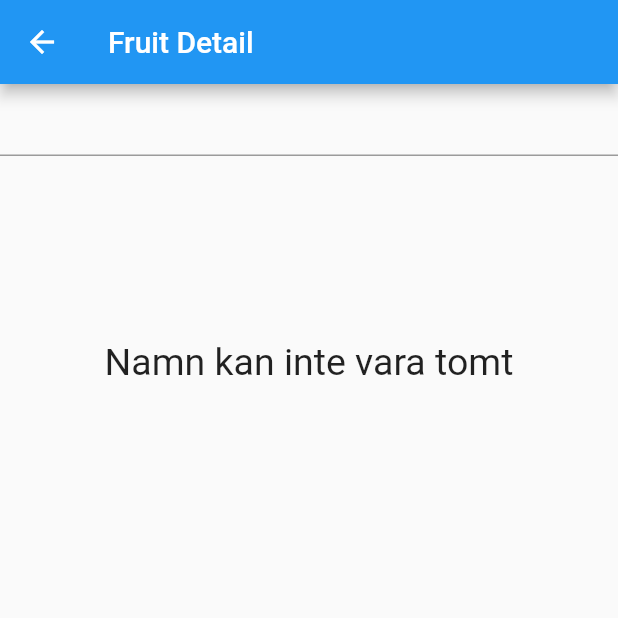
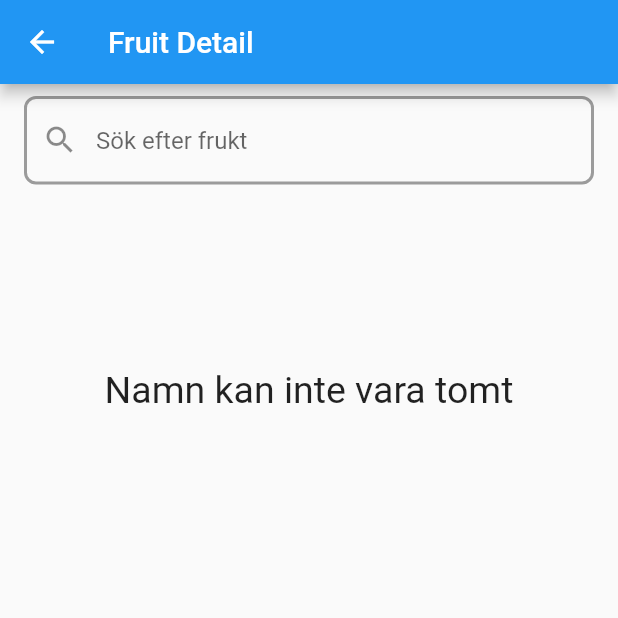
Before and after one commit to Jobe95/flutter_starter_template, a Flutter app: the FruitDetailPage screen opened directly with empty values, on a phone screen of 412 x 824 dp, the top half of it. Run offline on Flutter 3.47's test engine with Material 2 defaults, Android fonts, the phone set to English and light mode, and no system bars; our stand-ins replace connectivity_plus, dartz, equatable, flutter_bloc, get_it, go_router and 1 more.

Commit message:
Added autocomplete search on fruit detail

```diff
--- a/lib/core/constants/app_strings.dart
+++ b/lib/core/constants/app_strings.dart
@@ -0,0 +1 @@
+const String kFruitBaseUrl = 'https://fruityvice.com/api';
--- a/lib/core/usecases/failures.dart
+++ b/lib/core/usecases/failures.dart
@@ -14,5 +14,6 @@ class CacheFailure extends Failure {
 }
 
 class ValidationFailure extends Failure {
-  ValidationFailure({required super.message});
+  final int? code;
+  ValidationFailure({required super.message, this.code});
 }
--- a/lib/features/fruits/domain/usecases/get_fruit_by_name_usecase.dart
+++ b/lib/features/fruits/domain/usecases/get_fruit_by_name_usecase.dart
@@ -11,7 +11,9 @@ class GetFruitByNameUseCase implements UseCase<Fruit, FruitByNameParam> {
   @override
   Future<Either<Failure, Fruit>> call(FruitByNameParam params) async {
     if (params.name.isEmpty) {
-      return Left(ValidationFailure(message: 'Namn kan inte vara tomt'));
+      return Left(
+        ValidationFailure(message: 'Namn kan inte vara tomt', code: 204),
+      );
     }
     return await repository.getByName(params.name);
   }
--- a/lib/features/fruits/presentation/bloc/fruit_detail_bloc.dart
+++ b/lib/features/fruits/presentation/bloc/fruit_detail_bloc.dart
@@ -2,6 +2,7 @@ import 'package:dartz/dartz.dart';
 import 'package:equatable/equatable.dart';
 import 'package:flutter_bloc/flutter_bloc.dart';
 import 'package:jobe_template/features/fruits/domain/usecases/usecases.dart';
+import 'package:rxdart/rxdart.dart';
 
 import '../../../../core/usecases/usecases.dart';
 import '../../domain/entities/fruit.dart';
@@ -9,21 +10,61 @@ import '../../domain/entities/fruit.dart';
 part 'fruit_detail_event.dart';
 part 'fruit_detail_state.dart';
 
+EventTransformer<Event> debounceTransformer<Event>(Duration duration) {
+  return (events, mapper) {
+    return events.debounceTime(duration).switchMap(mapper);
+  };
+}
+
 class FruitDetailBloc extends Bloc<FruitDetailEvent, FruitDetailState> {
   final GetFruitByNameUseCase getFruitByNameUseCase;
+  Fruit? initialFruit;
+
   FruitDetailBloc({required this.getFruitByNameUseCase}) : super(Empty()) {
     on<GetFruitByName>((event, emit) async {
       emit(Loading());
       Either<Failure, Fruit> data =
           await getFruitByNameUseCase(FruitByNameParam(event.name));
+      final state = _eitherLoadedOrErrorState(data);
+      if (state is Loaded) {
+        initialFruit = state.fruit;
+      }
+      emit(state);
+    });
+    on<SearchFruitByName>((event, emit) async {
+      emit(Loading());
+      Either<Failure, Fruit> data =
+          await getFruitByNameUseCase(FruitByNameParam(event.name));
+      final state = _eitherInitialOrLoadedOrErrorState(data);
+      if (state is Loaded) {
+        initialFruit = state.fruit;
+      }
+      emit(state);
+    }, transformer: debounceTransformer(const Duration(milliseconds: 750)));
+  }
 
-      return emit(_eitherLoadedOrErrorState(data));
-    });
-  }
+  FruitDetailState _eitherInitialOrLoadedOrErrorState(
+          Either<Failure, Fruit> data) =>
+      data.fold(
+        (failure) {
+          if (failure is ValidationFailure && initialFruit != null) {
+            return Loaded(fruit: initialFruit!);
+          }
+          return Error(message: failure.message);
+        },
+        (fruit) => Loaded(fruit: fruit),
+      );
 
   FruitDetailState _eitherLoadedOrErrorState(Either<Failure, Fruit> data) =>
       data.fold(
         (failure) => Error(message: failure.message),
         (fruit) => Loaded(fruit: fruit),
       );
+
+  String getHintText() {
+    if (initialFruit != null) {
+      return initialFruit!.name;
+    }
+    return 'Sök efter frukt';
+  }
 }
--- a/lib/features/fruits/presentation/bloc/fruit_detail_event.dart
+++ b/lib/features/fruits/presentation/bloc/fruit_detail_event.dart
@@ -8,10 +8,17 @@ abstract class FruitDetailEvent extends Equatable {
 }
 
 class GetFruitByName extends FruitDetailEvent {
+  const GetFruitByName(this.name);
   final String name;
-
-  const GetFruitByName(this.name);
 
   @override
   List<Object> get props => [name];
 }
+
+class SearchFruitByName extends FruitDetailEvent {
+  const SearchFruitByName(this.name);
+  final String name;
+
+  @override
+  List<Object> get props => [name];
+}
--- a/lib/features/fruits/presentation/pages/fruits_detail_page.dart
+++ b/lib/features/fruits/presentation/pages/fruits_detail_page.dart
@@ -3,6 +3,8 @@ import 'package:flutter_bloc/flutter_bloc.dart';
 import 'package:jobe_template/features/fruits/presentation/bloc/fruit_detail_bloc.dart';
 import 'package:jobe_template/features/fruits/presentation/widgets/widgets.dart';
 import 'package:jobe_template/service_locator.dart';
+
+import '../../../../shared/shared.dart';
 
 class FruitDetailPage extends StatelessWidget {
   const FruitDetailPage({
@@ -18,21 +20,46 @@ class FruitDetailPage extends StatelessWidget {
       appBar: AppBar(
         title: const Text('Fruit Detail'),
       ),
-      body: SingleChildScrollView(
-        child: buildBody(context),
+      body: KeyboardUnfocus(
+        child: SingleChildScrollView(
+          child: buildBody(context),
+        ),
       ),
     );
   }
 
-  BlocProvider<FruitDetailBloc> buildBody(BuildContext context) {
-    return BlocProvider(
-      create: (_) => sl<FruitDetailBloc>()..add(GetFruitByName(slug)),
+  Widget buildBody(BuildContext context) {
+    return MultiBlocProvider(
+      providers: [
+        BlocProvider<FruitDetailBloc>(
+          create: (_) => sl<FruitDetailBloc>()..add(GetFruitByName(slug)),
+        ),
+      ],
       child: Center(
         child: BlocBuilder<FruitDetailBloc, FruitDetailState>(
             builder: (context, state) {
           return Column(
             children: [
-              const TextField(),
+              AutoCompleteSearchTextField(
+                hintText:
+                    BlocProvider.of<FruitDetailBloc>(context).getHintText(),
+                onChanged: (String name) =>
+                    BlocProvider.of<FruitDetailBloc>(context).add(
+                  SearchFruitByName(name),
+                ),
+                items: const [
+                  'Apple',
+                  'Banana',
+                  'Blueberry',
+                  'Cherry',
+                  'Cranberry',
+                  'Dragonfruit',
+                  'Durian',
+                  'Avocado',
+                  'Blackberry',
+                  'Apricot'
+                ],
+              ),
               if (state is Empty)
                 const InfoMessage(message: 'Här vart det tomt'),
               if (state is Loading) const LoadingWidget(),
--- /dev/null
+++ b/lib/features/fruits/presentation/widgets/auto_complete_search_textfield.dart
@@ -0,0 +1,203 @@
+import 'package:flutter/material.dart';
+import 'package:jobe_template/core/constants/app_constants.dart';
+
+class AutoCompleteSearchTextField extends StatefulWidget {
+  const AutoCompleteSearchTextField({
+    super.key,
+    this.controller,
+    this.focusNode,
+    this.hintText = '',
+    this.items = const [],
+    required this.onChanged,
+  });
+
+  final TextEditingController? controller;
+  final FocusNode? focusNode;
+  final String hintText;
+  final Function(String value) onChanged;
+  final List<String> items;
+
+  @override
+  State<AutoCompleteSearchTextField> createState() =>
+      _AutoCompleteSearchTextFieldState();
+}
+
+class _AutoCompleteSearchTextFieldState
+    extends State<AutoCompleteSearchTextField> {
+  late TextEditingController _controller;
+  late FocusNode _focusNode;
+  OverlayEntry? _overlayEntry;
+
+  bool _isFocused = false;
+  List<String> _suggestions = [];
+
+  @override
+  void initState() {
+    super.initState();
+    _controller = widget.controller ?? TextEditingController();
+    _focusNode = widget.focusNode ?? FocusNode();
+  }
+
+  @override
+  void dispose() {
+    _controller.dispose();
+    _focusNode.dispose();
+    _overlayEntry?.dispose();
+    super.dispose();
+  }
+
+  void setIsFocused(bool value) {
+    setState(() {
+      _isFocused = value;
+    });
+  }
+
+  @override
+  Widget build(BuildContext context) {
+    final disabledColor = Theme.of(context).disabledColor;
+    final primary = Theme.of(context).primaryColor;
+    return Padding(
+      padding: const EdgeInsets.symmetric(horizontal: kMediumPadding)
+          .copyWith(top: kSmallPadding),
+      child: Column(
+        children: [
+          Focus(
+            onFocusChange: setIsFocused,
+            focusNode: _focusNode,
+            child: TextField(
+              controller: _controller,
+              decoration: InputDecoration(
+                hintText: widget.hintText,
+                prefixIcon: const Icon(Icons.search),
+                suffixIcon: _focusNode.hasFocus
+                    ? IconButton(
+                        icon: Icon(
+                          Icons.clear,
+                          color: _controller.text.isNotEmpty
+                              ? primary
+                              : disabledColor,
+                        ),
+                        onPressed: () {
+                          if (_controller.text.isEmpty) {
+                            _focusNode.unfocus();
+                            return;
+                          }
+                          setState(() {
+                            _controller.clear();
+                            _suggestions.clear();
+                            hideOverlay();
+                          });
+                          widget.onChanged(_controller.text);
+                        },
+                      )
+                    : null,
+                border: OutlineInputBorder(
+                  borderRadius: BorderRadius.circular(8),
+                  borderSide: BorderSide(
+                    width: 2,
+                    color: _isFocused ? primary : disabledColor,
+                  ),
+                ),
+                enabledBorder: OutlineInputBorder(
+                  borderRadius: BorderRadius.circular(8),
+                  borderSide: BorderSide(
+                    width: 2,
+                    color: disabledColor,
+                  ),
+                ),
+                focusedBorder: OutlineInputBorder(
+                  borderRadius: BorderRadius.circular(8),
+                  borderSide: BorderSide(
+                    width: 2,
+                    color: primary,
+                  ),
+                ),
+              ),
+              onChanged: (value) {
+                setState(() {
+                  _suggestions = widget.items
+                      .where((str) =>
+                          str.toLowerCase().contains(value.toLowerCase()) &&
+                          value.isNotEmpty)
+                      .toList();
+                  if (_isFocused && _suggestions.isNotEmpty) {
+                    _showOverlay();
+                  } else {
+                    hideOverlay();
+                  }
+                });
+                widget.onChanged(value);
+              },
+            ),
+          ),
+        ],
+      ),
+    );
+  }
+
+  void _showOverlay() {
+    RenderBox renderBox = context.findRenderObject() as RenderBox;
+    var size = renderBox.size;
+    var offset = renderBox.localToGlobal(Offset.zero);
+    var height = MediaQuery.of(context).size.height;
+    if (_overlayEntry == null) {
+      _overlayEntry = OverlayEntry(
+        builder: (context) => StatefulBuilder(
+          builder: (context, setState) {
+            return Positioned(
+              left: kMediumPadding,
+              top: offset.dy + size.height + kSmallPadding,
+              width: size.width - (kMediumPadding * 2),
+              child: Container(
+                constraints: BoxConstraints(
+                  maxHeight: height / 3,
+                ),
+                child: Material(
+                  color: Colors.white,
+                  elevation: 4.0,
+                  shape: RoundedRectangleBorder(
+                    borderRadius: BorderRadius.circular(kMediumPadding),
+                  ),
+                  child: ListView.builder(
+                    padding: EdgeInsets.zero,
+                    shrinkWrap: true,
+                    itemBuilder: (context, index) {
+                      final text = _suggestions[index];
+                      return ListTile(
+                        shape: RoundedRectangleBorder(
+                          borderRadius: BorderRadius.circular(kMediumPadding),
+                        ),
+                        title: Text(text),
+                        onTap: () {
+                          setState(() {
+                            _controller.text = text;
+                            widget.onChanged(text);
+                            _focusNode.unfocus();
+                            _suggestions.clear();
+                            hideOverlay();
+                          });
+                        },
+                      );
+                    },
+                    itemCount: _suggestions.length,
+                  ),
+                ),
+              ),
+            );
+          },
+        ),
+      );
+      Overlay.of(context).insert(_overlayEntry!);
+    } else if (!_overlayEntry!.mounted) {
+      Overlay.of(context).insert(_overlayEntry!);
+    } else {
+      _overlayEntry?.markNeedsBuild();
+    }
+  }
+
+  void hideOverlay() {
+    if (_overlayEntry != null && _overlayEntry!.mounted) {
+      _overlayEntry!.remove();
+    }
+  }
+}
--- a/lib/features/fruits/presentation/widgets/widgets.dart
+++ b/lib/features/fruits/presentation/widgets/widgets.dart
@@ -2,3 +2,4 @@ export 'loading_widget.dart';
 export 'info_message.dart';
 export 'fruit_list.dart';
 export 'fruit_info.dart';
+export 'auto_complete_search_textfield.dart';
--- /dev/null
+++ b/lib/shared/keyboard_unfocus.dart
@@ -0,0 +1,24 @@
+import 'package:flutter/material.dart';
+
+class KeyboardUnfocus extends StatelessWidget {
+  const KeyboardUnfocus({
+    super.key,
+    required this.child,
+  });
+
+  final Widget child;
+
+  @override
+  Widget build(BuildContext context) {
+    return GestureDetector(
+      onTap: () {
+        FocusScopeNode currentFocus = FocusScope.of(context);
+
+        if (!currentFocus.hasPrimaryFocus) {
+          currentFocus.unfocus();
+        }
+      },
+      child: child,
+    );
+  }
+}
--- a/lib/shared/shared.dart
+++ b/lib/shared/shared.dart
@@ -1 +1,2 @@
 export 'scaffold_with_bottombar/scaffold_with_bottombar.dart';
+export 'keyboard_unfocus.dart';
--- a/pubspec.yaml
+++ b/pubspec.yaml
@@ -17,6 +17,8 @@ dependencies:
   url_launcher: ^6.1.10
   equatable: ^2.0.5
   http: ^0.13.5
+  stream_transform: ^2.1.0
+  rxdart: ^0.27.7
 
 dev_dependencies:
   flutter_test:
```
Also changed, not shown: lib/features/fruits/data/datasources/fruit_remote_data_source.dart (+4 -3 lines), pubspec.lock.
